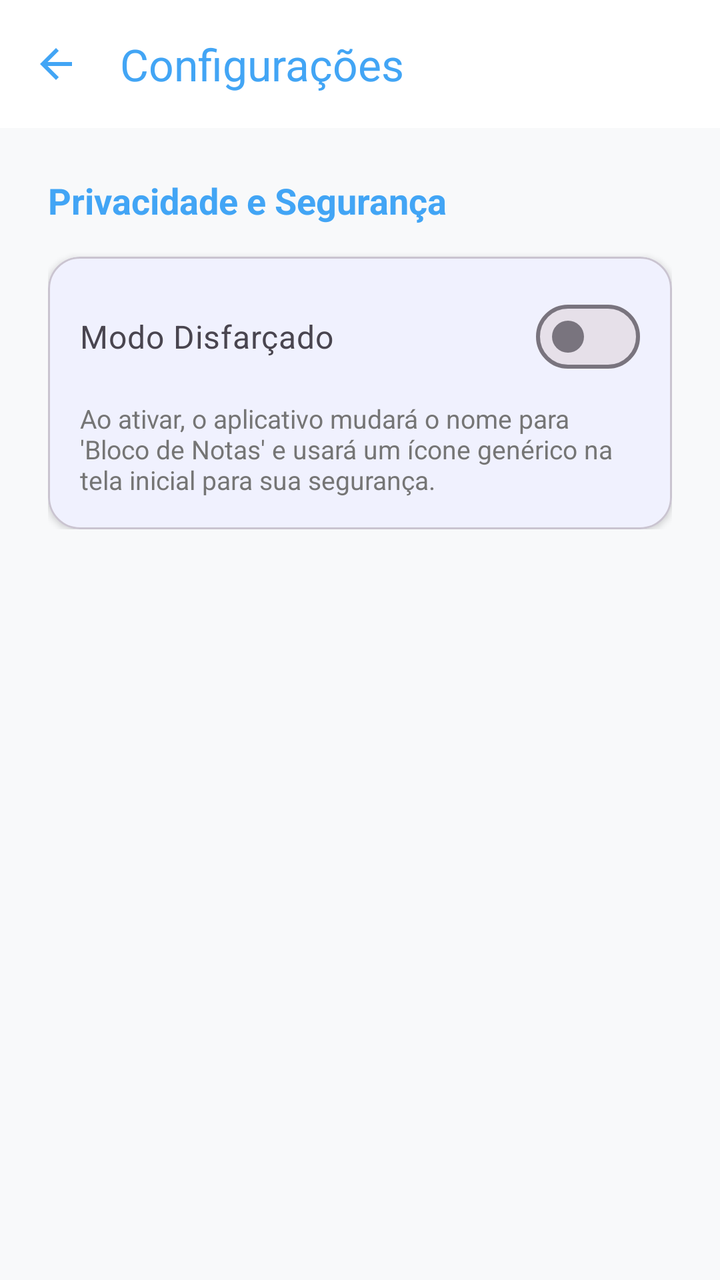
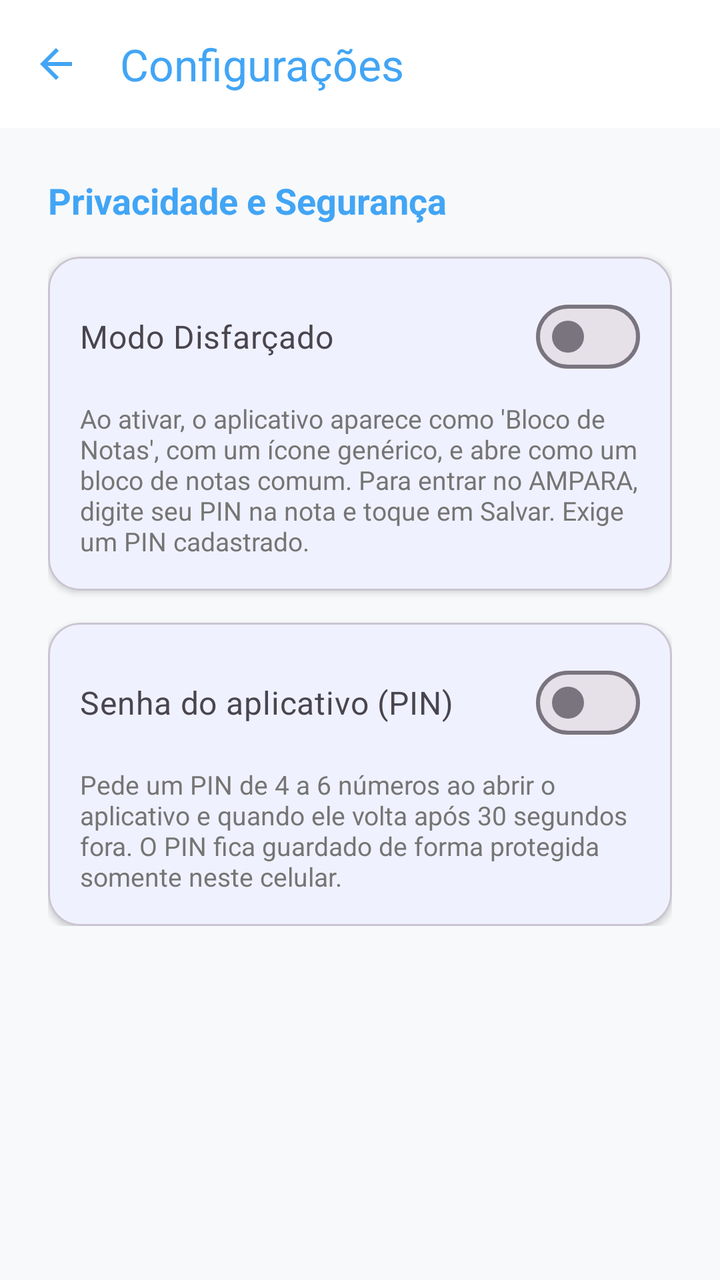

Two renders of the same Android screen: before a commit and after it. Below are the layout's source before the change and the commit's diff.
<!-- AndroidManifest.xml: application theme Theme.Ampara -->
<!-- res/layout/activity_settings.xml -->
<?xml version="1.0" encoding="utf-8"?>
<androidx.coordinatorlayout.widget.CoordinatorLayout xmlns:android="http://schemas.android.com/apk/res/android"
    xmlns:app="http://schemas.android.com/apk/res-auto"
    android:layout_width="match_parent"
    android:layout_height="match_parent"
    android:background="#F8F9FA">

    <com.google.android.material.appbar.AppBarLayout
        android:layout_width="match_parent"
        android:layout_height="wrap_content"
        android:background="@color/white">

        <com.google.android.material.appbar.MaterialToolbar
            android:id="@+id/toolbarSettings"
            android:layout_width="match_parent"
            android:layout_height="?attr/actionBarSize"
            app:navigationIcon="?attr/homeAsUpIndicator"
            app:navigationIconTint="@color/primary_ampara"
            app:title="Configurações"
            app:titleTextColor="@color/primary_ampara" />

    </com.google.android.material.appbar.AppBarLayout>

    <androidx.core.widget.NestedScrollView
        android:layout_width="match_parent"
        android:layout_height="match_parent"
        app:layout_behavior="@string/appbar_scrolling_view_behavior">

        <LinearLayout
            android:layout_width="match_parent"
            android:layout_height="wrap_content"
            android:orientation="vertical"
            android:padding="24dp">

            <TextView
                android:layout_width="wrap_content"
                android:layout_height="wrap_content"
                android:text="Privacidade e Segurança"
                android:textColor="@color/primary_ampara"
                android:textSize="18sp"
                android:textStyle="bold"
                android:layout_marginBottom="16dp"/>

            <com.google.android.material.card.MaterialCardView
                android:layout_width="match_parent"
                android:layout_height="wrap_content"
                app:cardCornerRadius="16dp"
                app:cardElevation="2dp">

                <LinearLayout
                    android:layout_width="match_parent"
                    android:layout_height="wrap_content"
                    android:orientation="vertical"
                    android:padding="16dp">

                    <com.google.android.material.materialswitch.MaterialSwitch
                        android:id="@+id/switchDisfarce"
                        android:layout_width="match_parent"
                        android:layout_height="wrap_content"
                        android:text="Modo Disfarçado"
                        android:textColor="@color/text_dark"
                        android:textSize="16sp" />

                    <TextView
                        android:layout_width="match_parent"
                        android:layout_height="wrap_content"
                        android:layout_marginTop="8dp"
                        android:text="Ao ativar, o aplicativo mudará o nome para 'Bloco de Notas' e usará um ícone genérico na tela inicial para sua segurança."
                        android:textColor="#757575"
                        android:textSize="13sp" />

                </LinearLayout>
            </com.google.android.material.card.MaterialCardView>

        </LinearLayout>
    </androidx.core.widget.NestedScrollView>

</androidx.coordinatorlayout.widget.CoordinatorLayout>
<!-- resources referenced by this layout -->
<resources>
  <color name="primary_ampara">#42A5F5</color>
  <color name="text_dark">#49454F</color>
  <color name="white">#FFFFFFFF</color>
  <style name="Theme.Ampara" parent="Theme.Material3.DayNight.NoActionBar">
          
          <item name="colorPrimary">@color/primary_ampara</item>
          <item name="colorOnPrimary">@color/white</item>
          <item name="colorPrimaryContainer">@color/primary_ampara_light</item>
  
          
          <item name="android:statusBarColor">@color/primary_ampara</item>
      </style>
  <color name="primary_ampara_light">#E3F2FD</color>
</resources>

<!-- the commit's change to res/layout/activity_settings.xml (unified diff, before → after) -->
@@ -65,9 +65,51 @@
                         android:layout_width="match_parent"
                         android:layout_height="wrap_content"
                         android:layout_marginTop="8dp"
-                        android:text="Ao ativar, o aplicativo mudará o nome para 'Bloco de Notas' e usará um ícone genérico na tela inicial para sua segurança."
+                        android:text="Ao ativar, o aplicativo aparece como 'Bloco de Notas', com um ícone genérico, e abre como um bloco de notas comum. Para entrar no AMPARA, digite seu PIN na nota e toque em Salvar. Exige um PIN cadastrado."
                         android:textColor="#757575"
                         android:textSize="13sp" />
+
+                </LinearLayout>
+            </com.google.android.material.card.MaterialCardView>
+
+            <com.google.android.material.card.MaterialCardView
+                android:layout_width="match_parent"
+                android:layout_height="wrap_content"
+                android:layout_marginTop="16dp"
+                app:cardCornerRadius="16dp"
+                app:cardElevation="2dp">
+
+                <LinearLayout
+                    android:layout_width="match_parent"
+                    android:layout_height="wrap_content"
+                    android:orientation="vertical"
+                    android:padding="16dp">
+
+                    <com.google.android.material.materialswitch.MaterialSwitch
+                        android:id="@+id/switchPin"
+                        android:layout_width="match_parent"
+                        android:layout_height="wrap_content"
+                        android:text="Senha do aplicativo (PIN)"
+                        android:textColor="@color/text_dark"
+                        android:textSize="16sp" />
+
+                    <TextView
+                        android:layout_width="match_parent"
+                        android:layout_height="wrap_content"
+                        android:layout_marginTop="8dp"
+                        android:text="Pede um PIN de 4 a 6 números ao abrir o aplicativo e quando ele volta após 30 segundos fora. O PIN fica guardado de forma protegida somente neste celular."
+                        android:textColor="#757575"
+                        android:textSize="13sp" />
+
+                    <com.google.android.material.button.MaterialButton
+                        android:id="@+id/btnAlterarPin"
+                        style="@style/Widget.Material3.Button.TonalButton"
+                        android:layout_width="wrap_content"
+                        android:layout_height="wrap_content"
+                        android:layout_marginTop="8dp"
+                        android:text="Alterar PIN"
+                        android:textAllCaps="false"
+                        android:visibility="gone" />
 
                 </LinearLayout>
             </com.google.android.material.card.MaterialCardView>
